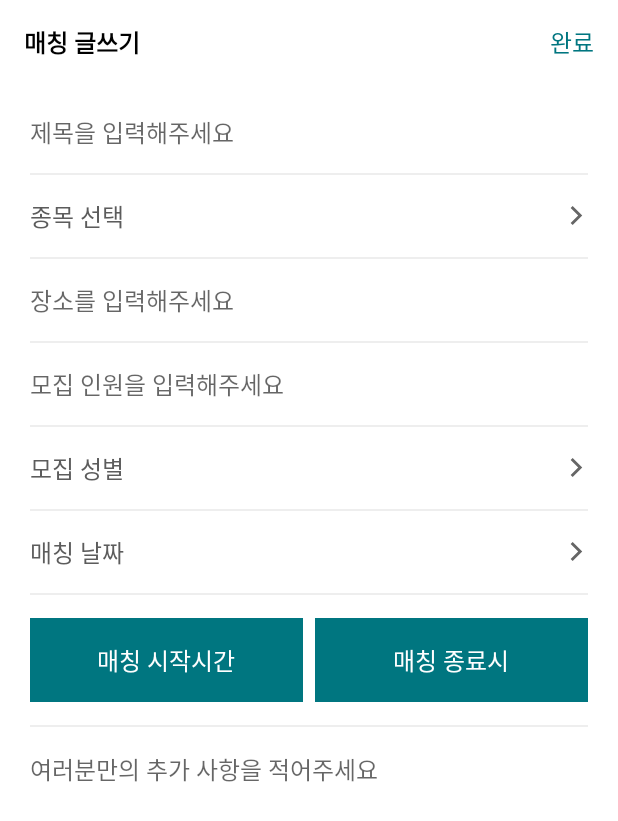
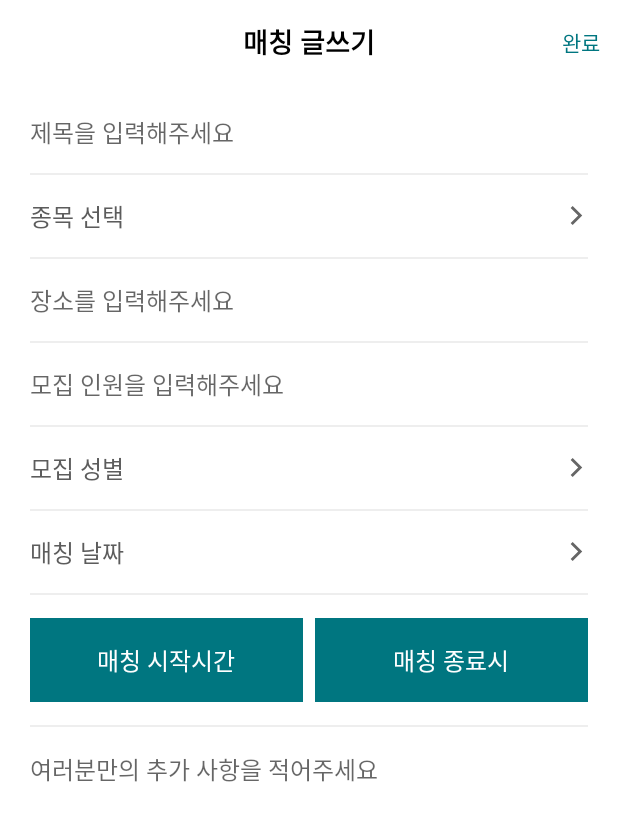
Before and after one commit to Uttug-Seuja/Soondong-Android, an Android app: the screen it shows after launch (MatchingEditActivity), after a tap on "매칭하기", on a phone screen of 412 x 824 dp. Shown: the top 821 px of the screen. Run offline under Robolectric (Android 15) with nearby library versions, the phone set to English and light mode, and no system bars; our stand-ins replace data binding.

Commit message:
22.10.06Update

```diff
--- a/app/src/main/res/layout/activity_matching_edit.xml
+++ b/app/src/main/res/layout/activity_matching_edit.xml
@@ -18,35 +18,27 @@
         android:orientation="vertical"
         tools:context=".ui.matching_edit.MatchingEditActivity">
 
-        <RelativeLayout
+
+        <androidx.appcompat.widget.Toolbar
+            android:id="@+id/mainToolbar"
+            android:elevation="5dp"
             android:layout_width="match_parent"
             android:layout_height="wrap_content"
-            android:gravity="center_vertical"
-            android:padding="16dp">
+            app:layout_constraintStart_toStartOf="parent"
+            app:layout_constraintTop_toTopOf="parent">
 
             <TextView
                 android:layout_width="wrap_content"
                 android:layout_height="wrap_content"
-                android:layout_centerVertical="true"
+                android:layout_gravity="center"
+                android:gravity="center_horizontal"
                 android:text="매칭 글쓰기"
                 android:textColor="@color/black"
-                android:textSize="16dp"
+                android:textSize="18dp"
                 android:textStyle="bold" />
 
-            <TextView
-                android:id="@+id/button_upload_history"
-                android:layout_width="wrap_content"
-                android:layout_height="wrap_content"
-                android:layout_alignParentRight="true"
-                android:layout_centerVertical="true"
-                android:gravity="center"
-                android:text="완료"
-                android:textColor="#007680"
-                android:textSize="16dp" />
-        </RelativeLayout>
 
-
-
+        </androidx.appcompat.widget.Toolbar>
 
         <ScrollView
             android:layout_width="match_parent"
@@ -70,8 +62,8 @@
                     android:textSize="16sp"
                     android:background="@null"
                     />
+                <View
 
-                    <View
                     android:layout_width="match_parent"
                     android:layout_height="1.5dp"
                     android:layout_marginTop="15dp"
@@ -130,11 +122,6 @@
                     android:layout_height="1.5dp"
                     android:background="#eeeeee"/>
 
-
-
-
-
-
                 <EditText
                     android:id="@+id/edit_history_place"
                     android:layout_width="match_parent"
@@ -177,8 +164,8 @@
                     android:layout_width="match_parent"
                     android:layout_height="wrap_content"
                     android:gravity="center_vertical"
+
                     >
-
                     <TextView
                         android:id="@+id/gender_text"
                         android:layout_width="wrap_content"
@@ -204,19 +191,14 @@
                     android:layout_height="1.5dp"
                     android:background="#eeeeee"/>
 
-
-
-
                 <RelativeLayout
                     android:id="@+id/edit_history_date_btn"
                     android:layout_width="match_parent"
                     android:layout_height="wrap_content"
                     android:gravity="center"
                     >
-
                     <TextView
                         android:id="@+id/edit_history_date"
-
                         android:layout_width="wrap_content"
                         android:layout_height="wrap_content"
                         android:layout_centerVertical="true"
@@ -238,8 +220,6 @@
                     android:layout_width="match_parent"
                     android:layout_height="1.5dp"
                     android:background="#eeeeee"/>
-
-
 
                 <LinearLayout
                     android:layout_width="match_parent"
@@ -272,7 +252,6 @@
                         android:text="매칭 종료시간"
                         android:textColor="#fff"
                         android:textSize="16dp" />
-
                 </LinearLayout>
 
                 <View
@@ -280,7 +259,6 @@
                     android:layout_marginTop="15dp"
                     android:layout_height="1.5dp"
                     android:background="#eeeeee"/>
-
 
                 <EditText
                     android:id="@+id/edit_history_content"
@@ -297,7 +275,6 @@
                     android:textSize="16sp" />
 
 
-
                 </LinearLayout>
             </ScrollView>
         </LinearLayout>
--- /dev/null
+++ b/app/src/main/res/menu/toolbar_menu.xml
@@ -0,0 +1,10 @@
+<?xml version="1.0" encoding="utf-8"?>
+<menu xmlns:android="http://schemas.android.com/apk/res/android"
+    xmlns:app="http://schemas.android.com/apk/res-auto">
+    <item
+        android:id="@+id/action_search"
+        android:title="완료"
+        app:showAsAction="ifRoom" />
+
+
+</menu>
--- a/app/src/main/res/values/date_picker.xml
+++ b/app/src/main/res/values/date_picker.xml
@@ -1,6 +1,7 @@
 <?xml version="1.0" encoding="utf-8"?>
 <resources>
     <style name="DatePicker" parent="Theme.AppCompat.Light.Dialog">
+        <item name="android:timePickerMode">spinner</item>
         <item name="colorAccent">@color/colorAccent</item>
         <item name="colorPrimary">@color/colorPrimary</item>
         <item name="android:textColor">@color/colorPrimaryDark</item>
--- a/app/src/main/res/values/themes.xml
+++ b/app/src/main/res/values/themes.xml
@@ -1,16 +1,17 @@
 <resources xmlns:tools="http://schemas.android.com/tools">
     <!-- Base application theme. -->
-    <style name="Theme.Soondong" parent="Theme.MaterialComponents.DayNight.DarkActionBar">
+    <style name="Theme.Soondong" parent="@style/Theme.MaterialComponents.Light.NoActionBar">
         <!-- Primary brand color. -->
-        <item name="colorPrimary">@color/purple_500</item>
+        <item name="colorPrimary">#007680</item>
         <item name="colorPrimaryVariant">@color/purple_700</item>
         <item name="colorOnPrimary">@color/white</item>
         <!-- Secondary brand color. -->
-        <item name="colorSecondary">@color/teal_200</item>
+        <item name="colorSecondary">#007680</item>
         <item name="colorSecondaryVariant">@color/teal_700</item>
         <item name="colorOnSecondary">@color/black</item>
         <!-- Status bar color. -->
         <item name="android:statusBarColor" tools:targetApi="l">?attr/colorPrimaryVariant</item>
+        <item name="android:actionMenuTextColor">#007680</item>
         <!-- Customize your theme here. -->
     </style>
 
```
Also changed, not shown: app/src/main/AndroidManifest.xml (+1 -6 lines), app/src/main/java/com/junjange/soondong/ui/matching_edit/MatchingEditActivity.kt (+59 -25 lines). Lines whose indentation alone changed are shown as unchanged.
